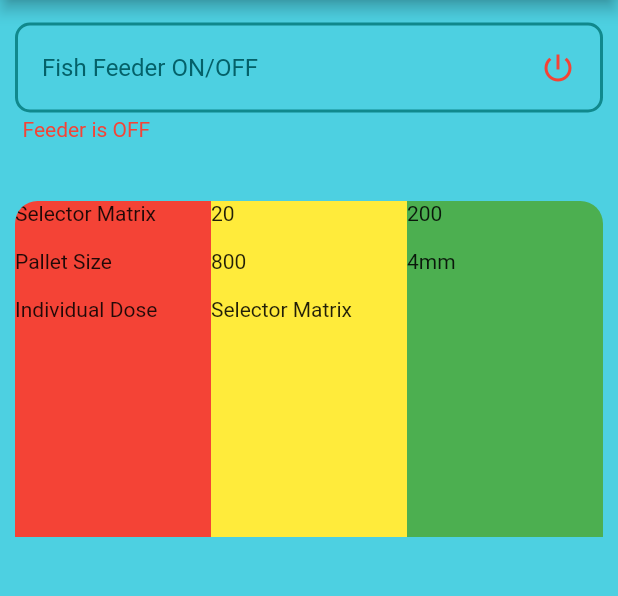
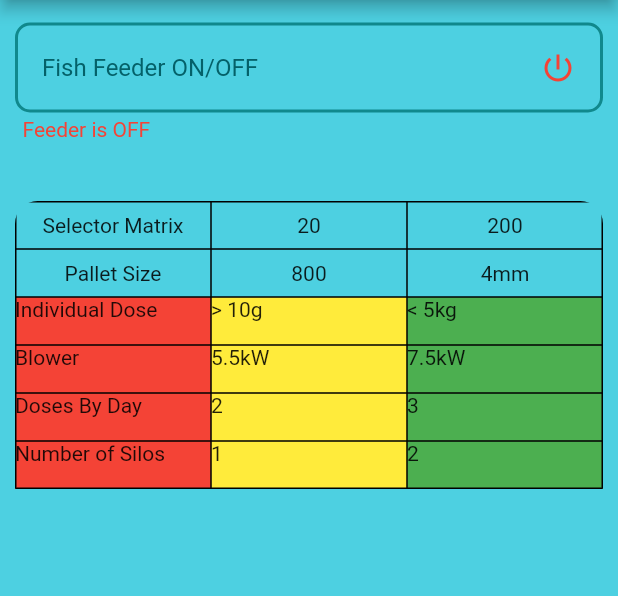
Before and after one commit to eqrakhattak/smart-biofloc-monitoring, a Flutter app: the FoodPage screen opened directly, on a phone screen of 412 x 824 dp, the part 84-680 px from its top. Run offline on Flutter 3.47's test engine with Material 2 defaults, Android fonts, the light colour scheme and no system bars; our stand-ins replace font_awesome_flutter.

Commit message:
Create Fish Feed Page

```diff
--- a/sci_fish/lib/pages/food_page.dart
+++ b/sci_fish/lib/pages/food_page.dart
@@ -51,60 +51,55 @@ class FoodPage extends StatelessWidget {
                 child: ClipRRect(
                   borderRadius: BorderRadius.circular(15.0),
                   child: Table(
+                    border: TableBorder.all(),
                     children: [
-                      TableRow(
+                      const TableRow(
                         children: [
                           TableCell(
-                            child: Container(
-                              child: const Text('Selector Matrix'),
+                            child: SizedBox(
+                              child: Center(child: Text('Selector Matrix')),
                               height: 32,
                               width: 32,
-                              color: Colors.red,
                             ),
                           ),
                           TableCell(
-                            child: Container(
-                              child: const Text('20'),
+                            child: SizedBox(
+                              child: Center(child: Text('20')),
                               height: 32,
                               width: 32,
-                              color: Colors.yellow,
                             ),
                           ),
                           TableCell(
-                            child: Container(
-                              child: const Text('200'),
+                            child: SizedBox(
+                              child: Center(child: Text('200')),
                               height: 32,
                               width: 32,
-                              color: Colors.green,
                             ),
                           ),
                         ]
                       ),
-                      TableRow(
+                       const TableRow(
                           children: [
                             TableCell(
-                              child: Container(
-                                child: const Text('Pallet Size'),
+                              child: SizedBox(
+                                child: Center(child: Text('Pallet Size')),
                                 height: 32,
                                 width: 32,
-                                color: Colors.red,
                               ),
                             ),
                             TableCell(
-                              child: Container(
-                                child: const Text('800'),
+                              child: SizedBox(
+                                child: Center(child: Text('800')),
                                 //TODO: put in micro meter
                                 height: 32,
                                 width: 32,
-                                color: Colors.yellow,
                               ),
                             ),
                             TableCell(
-                              child: Container(
-                                child: const Text('4mm'),
+                              child: SizedBox(
+                                child: Center(child: Text('4mm')),
                                 height: 32,
                                 width: 32,
-                                color: Colors.green,
                               ),
                             ),
                           ]
@@ -121,7 +116,7 @@ class FoodPage extends StatelessWidget {
                             ),
                             TableCell(
                               child: Container(
-                                child: const Text('Selector Matrix'),
+                                child: const Text('> 10g'),
                                 height: 32,
                                 width: 32,
                                 color: Colors.yellow,
@@ -129,6 +124,7 @@ class FoodPage extends StatelessWidget {
                             ),
                             TableCell(
                               child: Container(
+                                child: const Text('< 5kg'),
                                 height: 32,
                                 width: 32,
                                 color: Colors.green,
@@ -140,6 +136,7 @@ class FoodPage extends StatelessWidget {
                           children: [
                             TableCell(
                               child: Container(
+                                child: const Text('Blower'),
                                 height: 32,
                                 width: 32,
                                 color: Colors.red,
@@ -147,6 +144,7 @@ class FoodPage extends StatelessWidget {
                             ),
                             TableCell(
                               child: Container(
+                                child: const Text('5.5kW'),
                                 height: 32,
                                 width: 32,
                                 color: Colors.yellow,
@@ -154,6 +152,7 @@ class FoodPage extends StatelessWidget {
                             ),
                             TableCell(
                               child: Container(
+                                child: const Text('7.5kW'),
                                 height: 32,
                                 width: 32,
                                 color: Colors.green,
@@ -165,6 +164,7 @@ class FoodPage extends StatelessWidget {
                           children: [
                             TableCell(
                               child: Container(
+                                child: const Text('Doses By Day'),
                                 height: 32,
                                 width: 32,
                                 color: Colors.red,
@@ -172,6 +172,7 @@ class FoodPage extends StatelessWidget {
                             ),
                             TableCell(
                               child: Container(
+                                child: const Text('2'),
                                 height: 32,
                                 width: 32,
                                 color: Colors.yellow,
@@ -179,6 +180,7 @@ class FoodPage extends StatelessWidget {
                             ),
                             TableCell(
                               child: Container(
+                                child: const Text('3'),
                                 height: 32,
                                 width: 32,
                                 color: Colors.green,
@@ -190,6 +192,7 @@ class FoodPage extends StatelessWidget {
                           children: [
                             TableCell(
                               child: Container(
+                                child: const Text('Number of Silos'),
                                 height: 32,
                                 width: 32,
                                 color: Colors.red,
@@ -197,6 +200,7 @@ class FoodPage extends StatelessWidget {
                             ),
                             TableCell(
                               child: Container(
+                                child: const Text('1'),
                                 height: 32,
                                 width: 32,
                                 color: Colors.yellow,
@@ -204,31 +208,7 @@ class FoodPage extends StatelessWidget {
                             ),
                             TableCell(
                               child: Container(
-                                height: 32,
-                                width: 32,
-                                color: Colors.green,
-                              ),
-                            ),
-                          ]
-                      ),
-                      TableRow(
-                          children: [
-                            TableCell(
-                              child: Container(
-                                height: 32,
-                                width: 32,
-                                color: Colors.red,
-                              ),
-                            ),
-                            TableCell(
-                              child: Container(
-                                height: 32,
-                                width: 32,
-                                color: Colors.yellow,
-                              ),
-                            ),
-                            TableCell(
-                              child: Container(
+                                child: const Text('2'),
                                 height: 32,
                                 width: 32,
                                 color: Colors.green,
```
